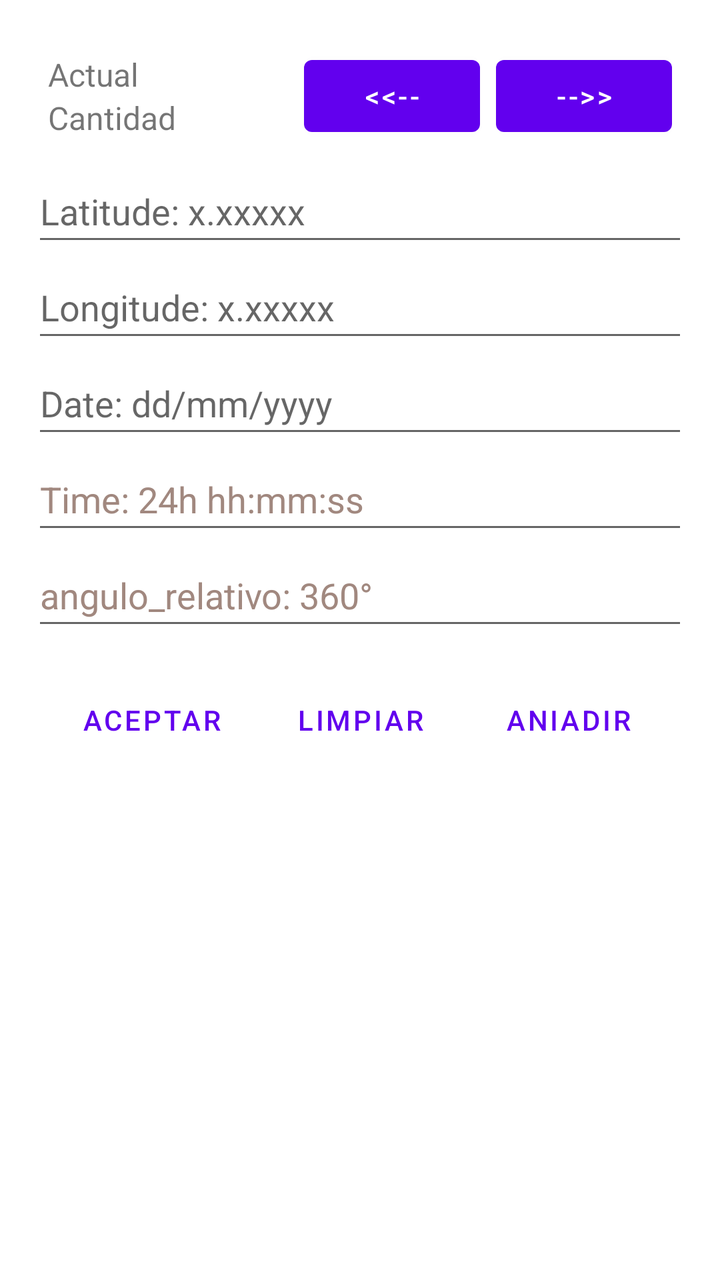
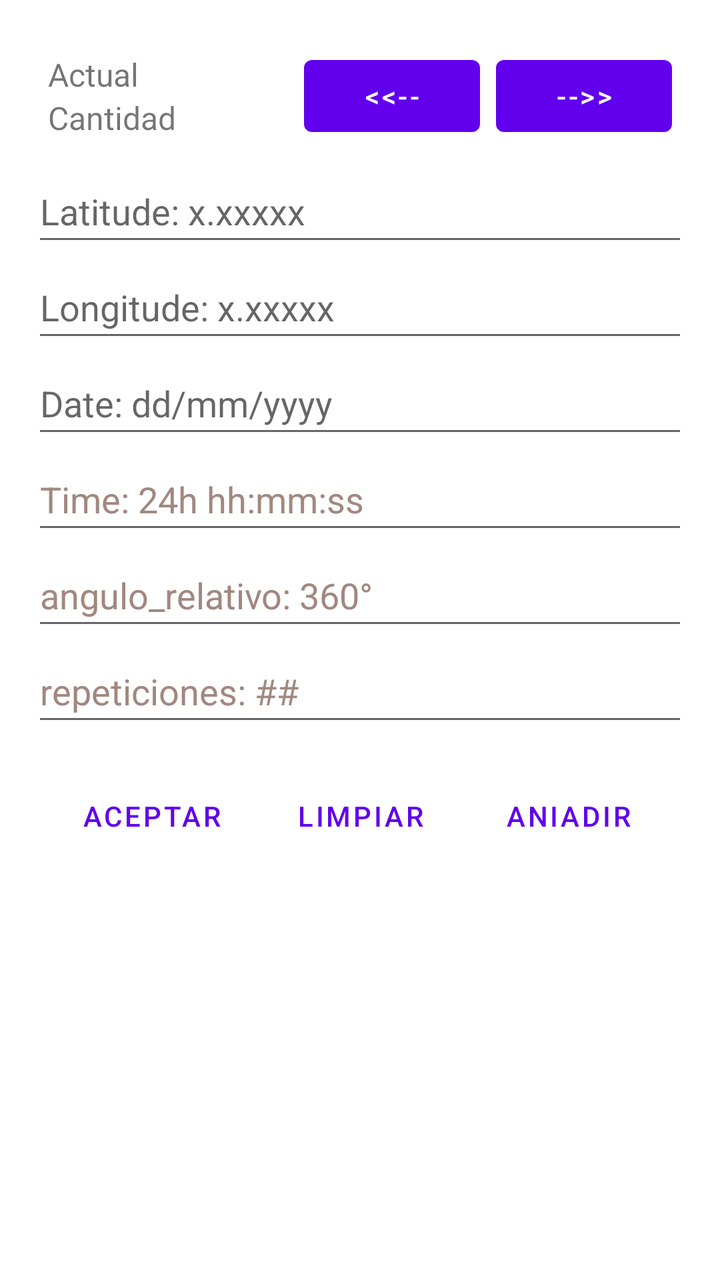

Screens rendered from an Android XML layout before and after an edit, with the pre-edit source and the edit as a unified diff.
<!-- AndroidManifest.xml: application theme Theme.Heliodon_gia -->
<!-- res/layout/fragment_second.xml -->
<?xml version="1.0" encoding="utf-8"?>
<LinearLayout xmlns:android="http://schemas.android.com/apk/res/android"
    xmlns:tools="http://schemas.android.com/tools"
    android:layout_width="match_parent"
    android:layout_height="match_parent"
    android:orientation="vertical"
    android:padding="16dp">
    <LinearLayout
        xmlns:android="http://schemas.android.com/apk/res/android"
        android:layout_width="match_parent"
        android:layout_height="wrap_content"
        android:orientation="horizontal"
        android:padding="8dp"
        android:gravity="center_vertical">

        
        <LinearLayout
            android:layout_width="0dp"
            android:layout_height="wrap_content"
            android:orientation="vertical"
            android:layout_weight="1">

            <TextView
                android:id="@+id/text_carta_actual"
                android:layout_width="wrap_content"
                android:layout_height="wrap_content"
                android:text="Actual"
                android:textSize="16sp" />

            <TextView
                android:id="@+id/text_cantidad_cartas"
                android:layout_width="wrap_content"
                android:layout_height="wrap_content"
                android:text="Cantidad"
                android:textSize="16sp" />
        </LinearLayout>

        
        <Button
            android:id="@+id/button_izq_carta"
            android:layout_width="wrap_content"
            android:layout_height="wrap_content"
            android:text="&lt;&lt;--" />

        
        <Button
            android:id="@+id/button_der_carta"
            android:layout_width="wrap_content"
            android:layout_height="wrap_content"
            android:text="--&gt;&gt;"
            android:layout_marginStart="8dp" />
    </LinearLayout>

    <EditText
        android:id="@+id/latitude_input"
        android:layout_width="match_parent"
        android:layout_height="wrap_content"
        android:hint="Latitude: x.xxxxx"
        android:inputType="numberDecimal"
        android:minHeight="48dp" />

    <EditText
        android:id="@+id/longitude_input"
        android:layout_width="match_parent"
        android:layout_height="wrap_content"
        android:hint="Longitude: x.xxxxx"
        android:inputType="numberDecimal"
        android:minHeight="48dp" />

    <EditText
        android:id="@+id/date_input"
        android:layout_width="match_parent"
        android:layout_height="wrap_content"
        android:autofillHints=""
        android:hint="Date: dd/mm/yyyy"
        android:inputType="text"
        android:minHeight="48dp"
        tools:ignore="VisualLintTextFieldSize" />

    <EditText
        android:id="@+id/time_input"
        android:layout_width="match_parent"
        android:layout_height="wrap_content"
        android:autofillHints=""
        android:hint="Time: 24h hh:mm:ss"
        android:inputType="time"
        android:minHeight="48dp"
        android:textColorHint="#A1887F" />
    <EditText
        android:id="@+id/angulo_input"
        android:layout_width="match_parent"
        android:layout_height="wrap_content"
        android:autofillHints=""
        android:hint="angulo_relativo: 360°"
        android:inputType="time"
        android:minHeight="48dp"
        android:textColorHint="#A1887F" />

    <LinearLayout
        style="?android:attr/buttonBarStyle"
        android:layout_width="match_parent"
        android:layout_height="wrap_content"
        android:orientation="horizontal"
        android:gravity="center"
        android:layout_marginTop="16dp">

        <Button
            android:id="@+id/button_aceptar"
            style="?android:attr/buttonBarButtonStyle"
            android:layout_width="wrap_content"
            android:layout_height="wrap_content"
            android:text="aceptar" />

        <Button
            android:id="@+id/button_limpiar"
            style="?android:attr/buttonBarButtonStyle"
            android:layout_width="wrap_content"
            android:layout_height="wrap_content"
            android:layout_marginLeft="16dp"
            android:layout_marginStart="16dp"
            android:text="Limpiar" />
        <Button
            android:id="@+id/button_aniadir"
            style="?android:attr/buttonBarButtonStyle"
            android:layout_width="wrap_content"
            android:layout_height="wrap_content"
            android:layout_marginLeft="16dp"
            android:layout_marginStart="16dp"
            android:text="aniadir" />








    </LinearLayout>
</LinearLayout>
<!-- resources referenced by this layout -->
<resources>
  <style name="Theme.Heliodon_gia" parent="Theme.MaterialComponents.DayNight.DarkActionBar">
          
          <item name="colorPrimary">@color/purple_500</item>
          <item name="colorPrimaryVariant">@color/purple_700</item>
          <item name="colorOnPrimary">@color/white</item>
          
          <item name="colorSecondary">@color/teal_200</item>
          <item name="colorSecondaryVariant">@color/teal_700</item>
          <item name="colorOnSecondary">@color/black</item>
          
          <item name="android:statusBarColor" tools:targetApi="21">?attr/colorPrimaryVariant</item>
          
      </style>
  <color name="purple_500">#FF6200EE</color>
  <color name="purple_700">#FF3700B3</color>
  <color name="white">#FFFFFFFF</color>
  <color name="teal_200">#FF03DAC5</color>
  <color name="teal_700">#FF018786</color>
  <color name="black">#FF000000</color>
</resources>

<!-- the commit's change to res/layout/fragment_second.xml (unified diff, before → after) -->
@@ -5,20 +5,20 @@
     android:layout_height="match_parent"
     android:orientation="vertical"
     android:padding="16dp">
-    <LinearLayout
-        xmlns:android="http://schemas.android.com/apk/res/android"
+
+    <LinearLayout xmlns:android="http://schemas.android.com/apk/res/android"
         android:layout_width="match_parent"
         android:layout_height="wrap_content"
+        android:gravity="center_vertical"
         android:orientation="horizontal"
-        android:padding="8dp"
-        android:gravity="center_vertical">
+        android:padding="8dp">
 
         
         <LinearLayout
             android:layout_width="0dp"
             android:layout_height="wrap_content"
-            android:orientation="vertical"
-            android:layout_weight="1">
+            android:layout_weight="1"
+            android:orientation="vertical">
 
             <TextView
                 android:id="@+id/text_carta_actual"
@@ -47,8 +47,8 @@
             android:id="@+id/button_der_carta"
             android:layout_width="wrap_content"
             android:layout_height="wrap_content"
-            android:text="--&gt;&gt;"
-            android:layout_marginStart="8dp" />
+            android:layout_marginStart="8dp"
+            android:text="--&gt;&gt;" />
     </LinearLayout>
 
     <EditText
@@ -86,6 +86,7 @@
         android:inputType="time"
         android:minHeight="48dp"
         android:textColorHint="#A1887F" />
+
     <EditText
         android:id="@+id/angulo_input"
         android:layout_width="match_parent"
@@ -95,14 +96,23 @@
         android:inputType="time"
         android:minHeight="48dp"
         android:textColorHint="#A1887F" />
+    <EditText
+        android:id="@+id/repeticiones"
+        android:layout_width="match_parent"
+        android:layout_height="wrap_content"
+        android:autofillHints=""
+        android:hint="repeticiones: ##"
+        android:inputType="time"
+        android:minHeight="48dp"
+        android:textColorHint="#A1887F" />
 
     <LinearLayout
         style="?android:attr/buttonBarStyle"
         android:layout_width="match_parent"
         android:layout_height="wrap_content"
-        android:orientation="horizontal"
+        android:layout_marginTop="16dp"
         android:gravity="center"
-        android:layout_marginTop="16dp">
+        android:orientation="horizontal">
 
         <Button
             android:id="@+id/button_aceptar"
@@ -116,24 +126,25 @@
             style="?android:attr/buttonBarButtonStyle"
             android:layout_width="wrap_content"
             android:layout_height="wrap_content"
+            android:layout_marginStart="16dp"
             android:layout_marginLeft="16dp"
-            android:layout_marginStart="16dp"
             android:text="Limpiar" />
+
         <Button
             android:id="@+id/button_aniadir"
             style="?android:attr/buttonBarButtonStyle"
             android:layout_width="wrap_content"
             android:layout_height="wrap_content"
+            android:layout_marginStart="16dp"
             android:layout_marginLeft="16dp"
-            android:layout_marginStart="16dp"
             android:text="aniadir" />
-
-
-
-
-
-
-
-
+        
+        
+        
+        
+        
+        
+        
+        
     </LinearLayout>
 </LinearLayout>
